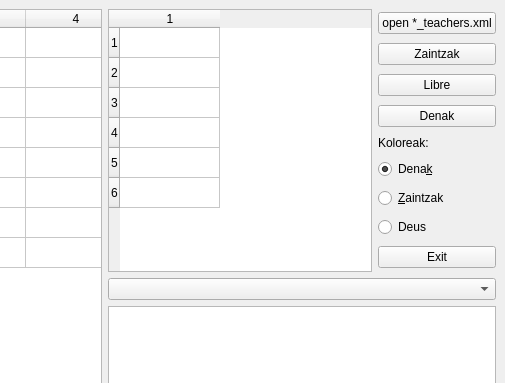
asieriko/python-fet, file BrowseTeacher/mainwindow.ui: the form before one commit; both pictures show x 295 to 800 and y 0 to 383 of the 800 by 600 pixel window.
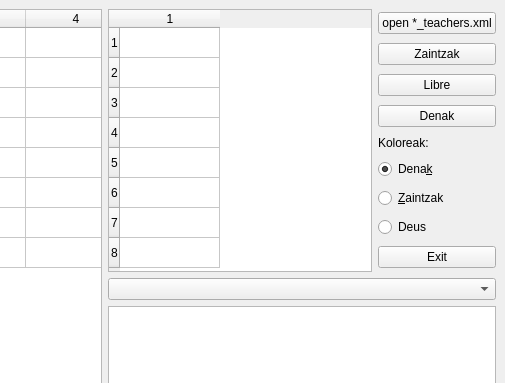
The form after the commit.

Patch:
```diff
--- a/BrowseTeacher/mainwindow.ui
+++ b/BrowseTeacher/mainwindow.ui
@@ -66,7 +66,7 @@
         <item>
          <widget class="QTableWidget" name="tableWidget_2">
           <property name="rowCount">
-           <number>6</number>
+           <number>8</number>
           </property>
           <property name="columnCount">
            <number>1</number>
@@ -77,6 +77,8 @@
           <row/>
           <row/>
           <row/>
+          <row/>
+          <row/>
           <column/>
          </widget>
         </item>
```
Left out of the diff: 2 changed lines with no effect on the pictures. Lines whose indentation alone changed are shown as unchanged.
